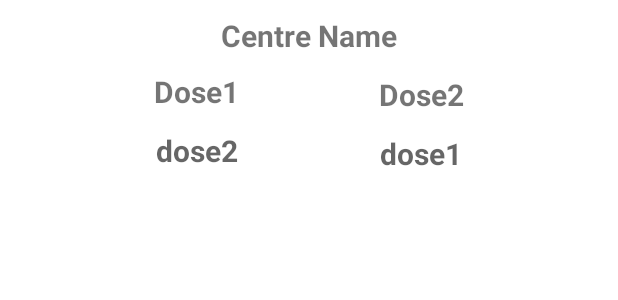
After one commit to teknogyan/Cowinvaccineavailibilitycheck, an Android app: the layout item_recycler_view.xml on its own in the app's theme, with its tools: preview values and no code run, on a phone screen of 412 x 824 dp. The commit adds this screen. Shown: the top 300 px of the screen. Run offline under Robolectric (Android 15) with nearby library versions, the phone set to English and light mode, and no system bars; network calls fail.

Commit message:
functioning recyclerview

```diff
--- a/app/src/main/java/com/example/cowinvaccineavailibilitycheck/AutoCompleteTextViewFiller.java
+++ b/app/src/main/java/com/example/cowinvaccineavailibilitycheck/AutoCompleteTextViewFiller.java
@@ -1,4 +1,8 @@
 package com.example.cowinvaccineavailibilitycheck;
+/*
+* This class has methods that allows the HomepageActivity to make an API
+* call and receive data to populate the AutocompleteTextview.
+ * */
 
 import android.content.Context;
 import android.util.Log;
--- a/app/src/main/java/com/example/cowinvaccineavailibilitycheck/HomePageActivity.java
+++ b/app/src/main/java/com/example/cowinvaccineavailibilitycheck/HomePageActivity.java
@@ -1,17 +1,14 @@
 package com.example.cowinvaccineavailibilitycheck;
 import androidx.appcompat.app.AppCompatActivity;
-
 import android.app.DatePickerDialog;
 import android.content.Intent;
 import android.os.Bundle;
 import android.text.TextUtils;
 import android.util.Log;
 import android.view.View;
-import android.widget.AdapterView;
 import android.widget.ArrayAdapter;
 import android.widget.AutoCompleteTextView;
 import android.widget.Button;
-import android.widget.DatePicker;
 import android.widget.EditText;
 import android.widget.TextView;
 import android.widget.Toast;
--- a/app/src/main/java/com/example/cowinvaccineavailibilitycheck/SearchByPinActivity.java
+++ b/app/src/main/java/com/example/cowinvaccineavailibilitycheck/SearchByPinActivity.java
@@ -56,9 +56,7 @@ public class SearchByPinActivity extends AppCompatActivity {
         Log.i("url",url);
         // Using Executor to run a background thread and request data from the API
         ExecutorService executorService = Executors.newSingleThreadExecutor();
-        executorService.execute(new Runnable() {
-            @Override
-            public void run() {
+        executorService.execute(() -> {
             RequestQueue queue = Volley.newRequestQueue(getApplicationContext());
 
             JsonObjectRequest jsonObjectRequest = new JsonObjectRequest
@@ -106,7 +104,6 @@ public class SearchByPinActivity extends AppCompatActivity {
 
             queue.add(jsonObjectRequest);
 
-            }
         });
         executorService.shutdown();
 
--- a/app/src/main/res/layout/activity_home_page.xml
+++ b/app/src/main/res/layout/activity_home_page.xml
@@ -31,7 +31,7 @@
             android:layout_margin="15dp"
             android:layout_weight="1"
             android:hint="@string/pin_code"
-            android:inputType="textPersonName"
+            android:inputType="number"
             android:minHeight="48dp" />
 
 
--- a/app/src/main/res/layout/activity_search_by_district.xml
+++ b/app/src/main/res/layout/activity_search_by_district.xml
@@ -8,9 +8,9 @@
     tools:context=".SearchByDistrictActivity">
 
 
-    <ListView
+    <androidx.recyclerview.widget.RecyclerView
         android:layout_width="match_parent"
-        android:id="@+id/lv_availabilityByDistrict"
+        android:id="@+id/rv_availabilityByDistrict"
         android:layout_height="0dp"
         android:layout_weight="1"
         android:layout_margin="10dp"/>
--- /dev/null
+++ b/app/src/main/res/layout/item_recycler_view.xml
@@ -0,0 +1,78 @@
+<?xml version="1.0" encoding="utf-8"?>
+<androidx.constraintlayout.widget.ConstraintLayout xmlns:android="http://schemas.android.com/apk/res/android"
+    xmlns:app="http://schemas.android.com/apk/res-auto"
+    xmlns:tools="http://schemas.android.com/tools"
+    android:layout_width="match_parent"
+    android:layout_height="140dp"
+    android:orientation="vertical"
+    android:padding="10dp"
+    tools:layout_editor_absoluteX="-7dp"
+    tools:layout_editor_absoluteY="-73dp">
+
+    <TextView
+        android:id="@+id/tv_centerName"
+        android:layout_width="wrap_content"
+        android:layout_height="wrap_content"
+        android:text="Centre Name"
+        android:textSize="20dp"
+        android:textStyle="bold"
+        app:layout_constraintEnd_toEndOf="parent"
+        app:layout_constraintHorizontal_bias="0.5"
+        app:layout_constraintStart_toStartOf="parent"
+        app:layout_constraintTop_toTopOf="parent" />
+
+
+    <TextView
+        android:id="@+id/textView2"
+        android:layout_width="wrap_content"
+        android:layout_height="wrap_content"
+        android:layout_marginTop="10dp"
+        android:text="Dose1"
+        android:textSize="20sp"
+        android:textStyle="bold"
+        app:layout_constraintEnd_toStartOf="@+id/textView"
+        app:layout_constraintHorizontal_bias="0.5"
+        app:layout_constraintStart_toStartOf="parent"
+        app:layout_constraintTop_toBottomOf="@+id/tv_centerName" />
+
+    <TextView
+        android:id="@+id/tv_dose1"
+        android:layout_width="wrap_content"
+        android:layout_height="wrap_content"
+        android:layout_marginTop="12dp"
+        android:textSize="20sp"
+        android:textStyle="bold"
+        android:hint="dose1"
+        app:layout_constraintEnd_toEndOf="parent"
+        app:layout_constraintHorizontal_bias="0.5"
+        app:layout_constraintStart_toEndOf="@+id/tv_dose2"
+        app:layout_constraintTop_toBottomOf="@+id/textView" />
+
+    <TextView
+        android:id="@+id/tv_dose2"
+        android:layout_width="wrap_content"
+        android:layout_height="wrap_content"
+        android:layout_marginTop="12dp"
+        android:hint="dose2"
+        android:textStyle="bold"
+        android:textSize="20sp"
+        app:layout_constraintEnd_toStartOf="@+id/tv_dose1"
+        app:layout_constraintHorizontal_bias="0.5"
+        app:layout_constraintStart_toStartOf="parent"
+        app:layout_constraintTop_toBottomOf="@+id/textView2" />
+
+    <TextView
+        android:id="@+id/textView"
+        android:layout_width="wrap_content"
+        android:layout_height="wrap_content"
+        android:layout_marginTop="12dp"
+        android:text="Dose2"
+        android:textSize="20sp"
+        android:textStyle="bold"
+        app:layout_constraintEnd_toEndOf="parent"
+        app:layout_constraintHorizontal_bias="0.5"
+        app:layout_constraintStart_toEndOf="@+id/textView2"
+        app:layout_constraintTop_toBottomOf="@+id/tv_centerName" />
+
+
+</androidx.constraintlayout.widget.ConstraintLayout>
```
Also changed, not shown: app/src/main/java/com/example/cowinvaccineavailibilitycheck/DistrictData.java (added, +32 -0 lines), app/src/main/java/com/example/cowinvaccineavailibilitycheck/RecyclerAdapter.java (+33 -8 lines), app/src/main/java/com/example/cowinvaccineavailibilitycheck/SearchByDistrictActivity.java (+27 -13 lines). Lines whose indentation alone changed are shown as unchanged.
